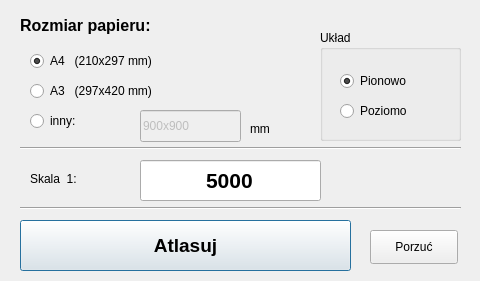
Before: the Qt Designer form skrypty/ui/ui_atlasuj.ui in Marcus-LAS-R/LASR, drawn with Qt 5.
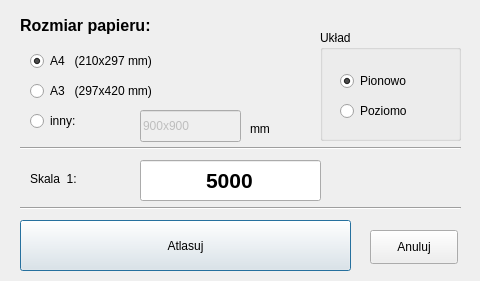
After: the same form once the commit is applied.

```diff
--- a/skrypty/ui/ui_atlasuj.ui
+++ b/skrypty/ui/ui_atlasuj.ui
@@ -136,9 +136,6 @@
    </property>
    <property name="font">
     <font>
-     <pointsize>14</pointsize>
-     <weight>75</weight>
-     <bold>true</bold>
     </font>
    </property>
    <property name="text">
@@ -155,7 +152,7 @@
     </rect>
    </property>
    <property name="text">
-    <string>Porzuć</string>
+    <string>Anuluj</string>
    </property>
   </widget>
   <widget class="QGroupBox" name="groupBox">
```
